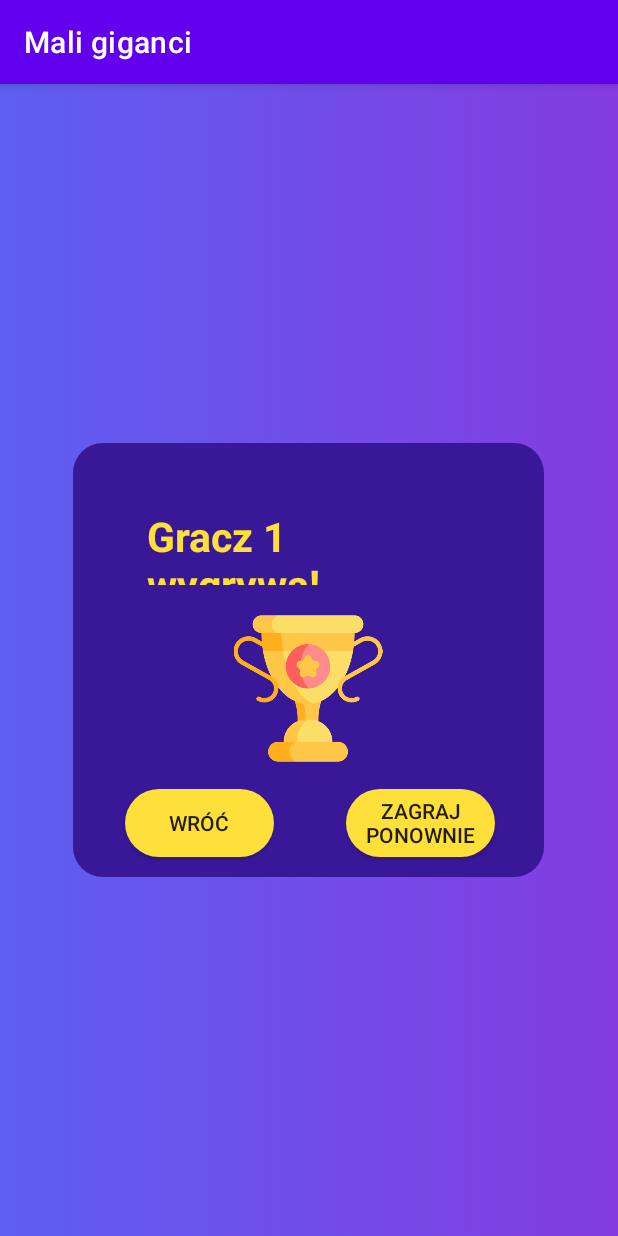
After one commit to karolinam11/ZPOProjekt, an Android app: the PlayerWins screen opened directly, with no data from a screen before it, on a phone screen of 412 x 824 dp. The commit adds this screen. Run offline under Robolectric (Android 15) with nearby library versions, the phone set to English and light mode, and no system bars.

Commit message:
player_wins activity

```diff
--- a/app/src/main/AndroidManifest.xml
+++ b/app/src/main/AndroidManifest.xml
@@ -11,6 +11,9 @@
             android:supportsRtl="true"
             android:theme="@style/Theme.MaliGiganci"
             tools:targetApi="31">
+        <activity
+                android:name=".PlayerWins"
+                android:exported="false" />
         <activity
                 android:name=".ChooseMode"
                 android:exported="false" />
--- a/app/src/main/java/com/example/maligiganci/Calculator.kt
+++ b/app/src/main/java/com/example/maligiganci/Kalkulator.kt
@@ -5,14 +5,14 @@ import androidx.appcompat.app.AppCompatActivity
 import android.os.Bundle
 import android.view.View
 
-class Calculator : AppCompatActivity() {
+class Kalkulator : AppCompatActivity() {
     override fun onCreate(savedInstanceState: Bundle?) {
         super.onCreate(savedInstanceState)
         setContentView(R.layout.activity_kalkulator)
 
     val button = findViewById<View>(R.id.button)
     button.setOnClickListener {
-        val intent = Intent(this@Calculator, ChooseMode::class.java)
+        val intent = Intent(this@Kalkulator, ChooseMode::class.java)
         startActivity(intent) }
     }
 }
--- /dev/null
+++ b/app/src/main/java/com/example/maligiganci/PlayerWins.kt
@@ -0,0 +1,27 @@
+package com.example.maligiganci
+
+import android.annotation.SuppressLint
+import android.content.Intent
+import androidx.appcompat.app.AppCompatActivity
+import android.os.Bundle
+import android.view.View
+
+class PlayerWins : AppCompatActivity() {
+    @SuppressLint("MissingInflatedId")
+    override fun onCreate(savedInstanceState: Bundle?) {
+        super.onCreate(savedInstanceState)
+        setContentView(R.layout.activity_player_wins)
+
+        val button = findViewById<View>(R.id.button_go_back)
+        button.setOnClickListener {
+            val intent = Intent(this@PlayerWins, MainActivity::class.java)
+            startActivity(intent)
+        }
+        val button1 = findViewById<View>(R.id.button_play_again)
+        button.setOnClickListener {
+            val intent = Intent(this@PlayerWins, Memory::class.java)
+            startActivity(intent)
+        }
+    }
+
+}
--- /dev/null
+++ b/app/src/main/res/drawable/btn_player_wins.xml
@@ -0,0 +1,6 @@
+<?xml version="1.0" encoding="utf-8"?>
+<shape xmlns:android="http://schemas.android.com/apk/res/android"
+        android:shape = "rectangle">
+    <solid android:color = "@color/player_wins_button_color"></solid>
+    <corners android:radius="200dp"></corners>
+</shape>
--- /dev/null
+++ b/app/src/main/res/drawable/purple_rounded_corner.xml
@@ -0,0 +1,6 @@
+<?xml version="1.0" encoding="utf-8"?>
+<shape xmlns:android="http://schemas.android.com/apk/res/android"
+        android:shape = "rectangle">
+    <solid android:color = "#391898"></solid>
+    <corners android:radius="20dp"></corners>
+</shape>
--- /dev/null
+++ b/app/src/main/res/layout/activity_player_wins.xml
@@ -0,0 +1,74 @@
+<?xml version="1.0" encoding="utf-8"?>
+<androidx.constraintlayout.widget.ConstraintLayout xmlns:android="http://schemas.android.com/apk/res/android"
+        xmlns:tools="http://schemas.android.com/tools"
+        xmlns:app="http://schemas.android.com/apk/res-auto"
+        android:layout_width="match_parent"
+        android:layout_height="match_parent"
+        tools:context=".PlayerWins"
+        android:background="@drawable/gradient_background">
+
+    <View
+            android:layout_width="314dp"
+            android:layout_height="289dp"
+            android:background="@drawable/purple_rounded_corner"
+            app:layout_constraintTop_toTopOf="parent"
+            app:layout_constraintBottom_toBottomOf="parent"
+            app:layout_constraintEnd_toEndOf="parent"
+            app:layout_constraintStart_toStartOf="parent"
+            android:id="@+id/view"
+            app:layout_constraintHorizontal_bias="0.494" />
+
+    <TextView
+            android:text="Gracz 1 wygrywa!"
+            android:layout_width="215dp"
+            android:layout_height="51dp"
+            android:id="@+id/textView7"
+            android:textColor="#FFE03B"
+            android:textSize="27sp"
+            android:textStyle="bold"
+            app:layout_constraintTop_toTopOf="parent"
+            app:layout_constraintBottom_toBottomOf="parent"
+            app:layout_constraintEnd_toEndOf="parent"
+            app:layout_constraintStart_toStartOf="parent"
+            app:layout_constraintHorizontal_bias="0.497"
+            app:layout_constraintVertical_bias="0.394" />
+
+    <ImageView
+            android:layout_width="116dp"
+            android:layout_height="99dp"
+            app:srcCompat="@drawable/trophy"
+            android:id="@+id/imageView8"
+            app:layout_constraintEnd_toEndOf="parent"
+            app:layout_constraintStart_toStartOf="parent"
+            app:layout_constraintTop_toTopOf="parent"
+            app:layout_constraintBottom_toBottomOf="parent"
+            app:layout_constraintHorizontal_bias="0.498"
+            app:layout_constraintVertical_bias="0.528" />
+
+    <androidx.appcompat.widget.AppCompatButton
+            android:text="Wróć"
+            android:layout_width="99dp"
+            android:layout_height="45dp"
+            android:id="@+id/button_go_back"
+            android:background="@drawable/btn_player_wins"
+            app:layout_constraintEnd_toEndOf="parent"
+            app:layout_constraintStart_toStartOf="parent"
+            app:layout_constraintBottom_toBottomOf="parent"
+            app:layout_constraintTop_toTopOf="parent"
+            app:layout_constraintHorizontal_bias="0.266"
+            app:layout_constraintVertical_bias="0.65" />
+
+    <androidx.appcompat.widget.AppCompatButton
+            android:text="Zagraj ponownie"
+            android:layout_width="99dp"
+            android:layout_height="45dp"
+            android:id="@+id/button_play_again"
+            android:background="@drawable/btn_player_wins"
+            app:layout_constraintEnd_toEndOf="parent"
+            app:layout_constraintStart_toStartOf="parent"
+            app:layout_constraintBottom_toBottomOf="parent"
+            app:layout_constraintTop_toTopOf="parent"
+            app:layout_constraintHorizontal_bias="0.737"
+            app:layout_constraintVertical_bias="0.65" />
+
+</androidx.constraintlayout.widget.ConstraintLayout>
--- a/app/src/main/res/values/colors.xml
+++ b/app/src/main/res/values/colors.xml
@@ -13,4 +13,5 @@
     <color name="btn_single_mode_fill">#F3501D</color>
     <color name="btn_multi_mode_corner">#EB00FF</color>
     <color name="btn_multi_mode_fill">#7213EB</color>
+    <color name="player_wins_button_color">#FFE03B</color>
 </resources>
```
Also changed, not shown: app/src/main/res/drawable/trophy.png (added). Lines whose indentation alone changed are shown as unchanged.
